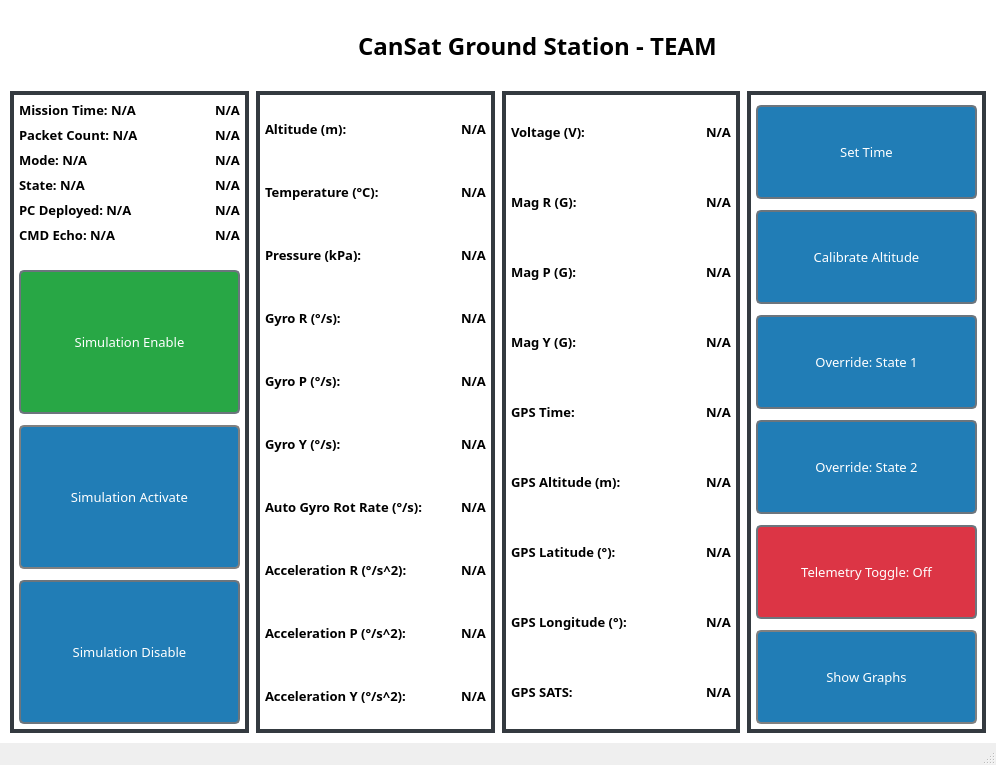
This is Ground-Station/gui/ground_station.ui in BradyCason/UCI-CanSat-24-25 as Qt 5 draws it before an edit. The edited form follows.
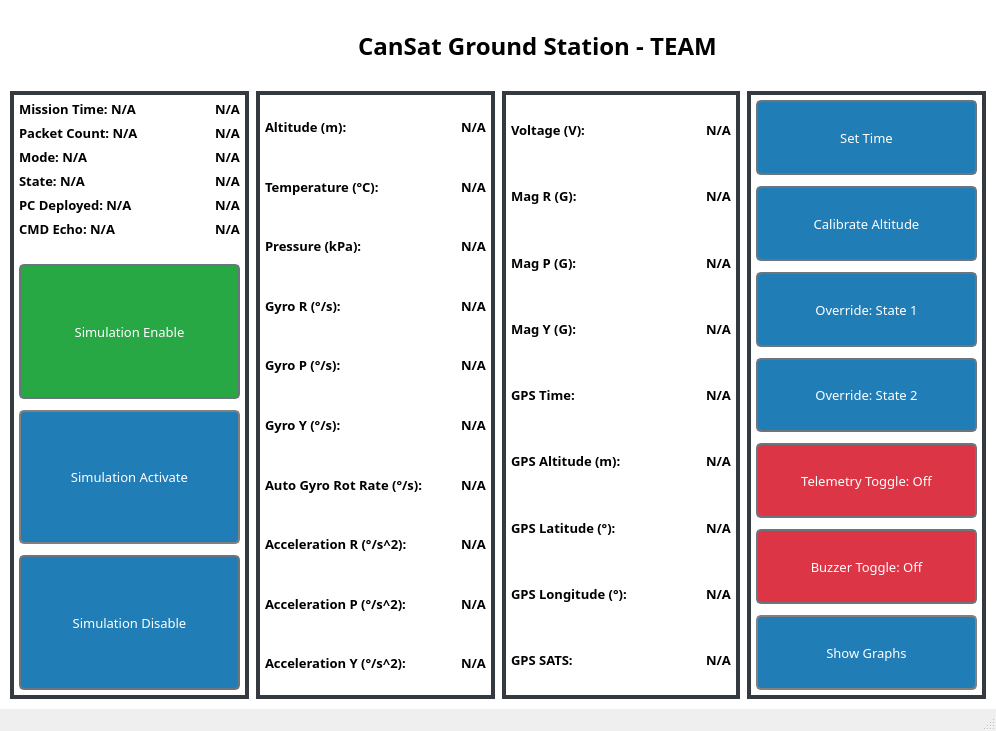
This is the edited form.

Commit message: Added Buzzer button and command

What changed in the file:
```diff
--- a/Ground-Station/gui/ground_station.ui
+++ b/Ground-Station/gui/ground_station.ui
@@ -7,7 +7,7 @@
     <x>0</x>
     <y>0</y>
     <width>996</width>
-    <height>765</height>
+    <height>731</height>
    </rect>
   </property>
   <property name="windowTitle">
@@ -1151,23 +1151,7 @@
        <widget class="QWidget" name="control_container" native="true">
         <layout class="QGridLayout" name="gridLayout_4">
          <item row="0" column="0">
-          <layout class="QVBoxLayout" name="control_panel" stretch="0,1,0,1,0,1,0,1,0,1,0,1">
-           <item>
-            <spacer name="verticalSpacer">
-             <property name="orientation">
-              <enum>Qt::Vertical</enum>
-             </property>
-             <property name="sizeType">
-              <enum>QSizePolicy::Fixed</enum>
-             </property>
-             <property name="sizeHint" stdset="0">
-              <size>
-               <width>20</width>
-               <height>5</height>
-              </size>
-             </property>
-            </spacer>
-           </item>
+          <layout class="QVBoxLayout" name="control_panel" stretch="1,0,1,0,1,0,1,0,1,0,1,0,1">
            <item>
             <widget class="QPushButton" name="set_time_button">
              <property name="sizePolicy">
@@ -1352,6 +1336,43 @@
              </property>
             </widget>
            </item>
+           <item>
+            <spacer name="verticalSpacer_7">
+             <property name="orientation">
+              <enum>Qt::Vertical</enum>
+             </property>
+             <property name="sizeHint" stdset="0">
+              <size>
+               <width>20</width>
+               <height>5</height>
+              </size>
+             </property>
+            </spacer>
+           </item>
+           <item>
+            <widget class="QPushButton" name="buzzer_toggle_button">
+             <property name="sizePolicy">
+              <sizepolicy hsizetype="Minimum" vsizetype="Minimum">
+               <horstretch>0</horstretch>
+               <verstretch>0</verstretch>
+              </sizepolicy>
+             </property>
+             <property name="font">
+              <font>
+               <family>Sans Serif Collection</family>
+               <pointsize>10</pointsize>
+               <weight>50</weight>
+               <bold>false</bold>
+              </font>
+             </property>
+             <property name="styleSheet">
+              <string notr="true">QPushButton{background-color: rgba(220, 53, 69, 1);} QPushButton:hover{background-color: rgba(200, 45, 59, 1);}</string>
+             </property>
+             <property name="text">
+              <string>Buzzer Toggle: Off</string>
+             </property>
+            </widget>
+           </item>
            <item>
             <spacer name="verticalSpacer_9">
              <property name="orientation">
```
The commit also changes 1 other file.
